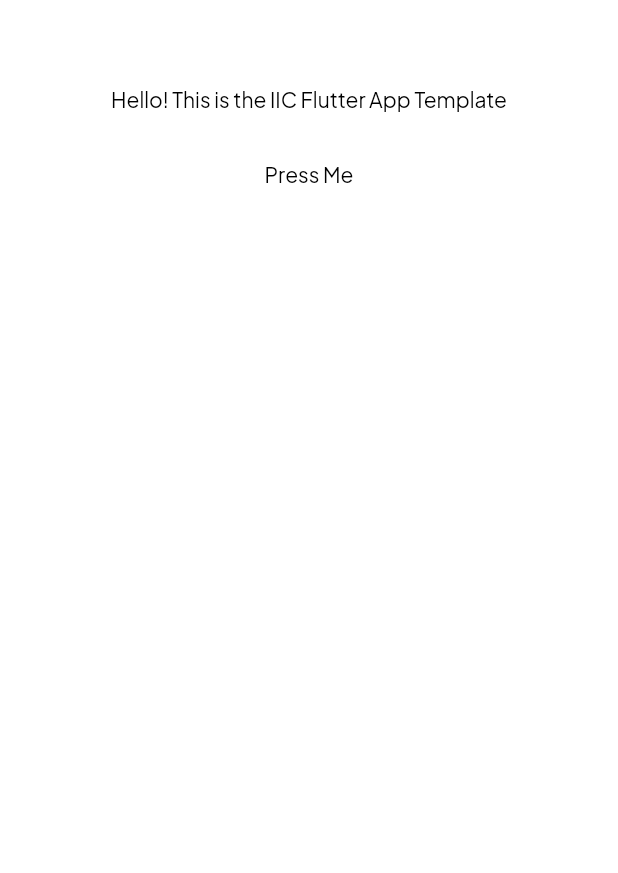
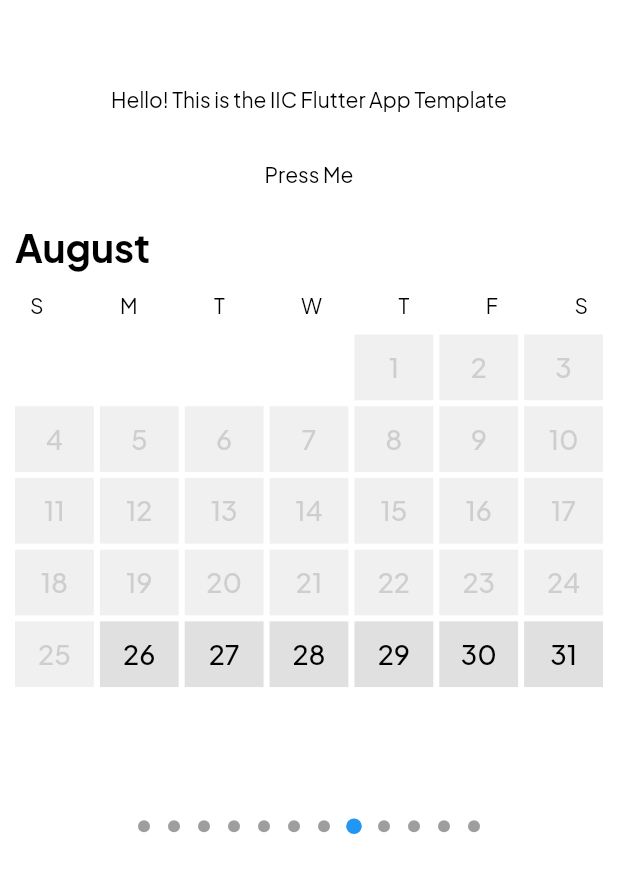
Before and after one commit to ifyouknow-youknow/nothing-bagel-app-template, a Flutter app: the screen it shows after launch, on a phone screen of 412 x 824 dp. Shown: the top 873 px of the screen. Run offline on Flutter 3.47's test engine with Material 3 defaults, Android fonts, the phone set to English and light mode, and no system bars; drawn by our look-alikes of smooth_page_indicator; our stand-ins replace cloud_firestore, firebase_auth, firebase_core, firebase_messaging, firebase_storage, flutter_dotenv and 9 more; missing offline and left inert: mobile_scanner, record; accounts and stored records are empty.

Commit message:
calendar

```diff
--- a/lib/COMPONENTS/button_view.dart
+++ b/lib/COMPONENTS/button_view.dart
@@ -10,6 +10,7 @@ class ButtonView extends StatefulWidget {
   final double paddingRight;
   final double paddingBottom;
   final VoidCallback onPress;
+  final bool isDisabled;
 
   const ButtonView({
     super.key,
@@ -21,6 +22,7 @@ class ButtonView extends StatefulWidget {
     this.paddingRight = 0.0,
     this.paddingBottom = 0.0,
     required this.onPress,
+    this.isDisabled = false,
   });
 
   @override
@@ -31,21 +33,27 @@ class _ButtonViewState extends State<ButtonView> {
   double _opacity = 1.0;
 
   void _onTapDown(TapDownDetails details) {
+    if (!widget.isDisabled) {
       setState(() {
         _opacity = 0.6; // Reduce opacity on tap down
       });
     }
+  }
 
   void _onTapUp(TapUpDetails details) {
+    if (!widget.isDisabled) {
       setState(() {
         _opacity = 1.0; // Restore opacity on tap up
       });
     }
+  }
 
   void _onTapCancel() {
+    if (!widget.isDisabled) {
       setState(() {
         _opacity = 1.0; // Restore opacity if tap is cancelled
       });
+    }
   }
 
   @override
@@ -54,10 +62,12 @@ class _ButtonViewState extends State<ButtonView> {
       onTapDown: _onTapDown,
       onTapUp: _onTapUp,
       onTapCancel: _onTapCancel,
-      onTap: widget.onPress,
+      onTap: widget.isDisabled ? null : widget.onPress,
       child: AnimatedOpacity(
         duration: Duration(milliseconds: 100),
-        opacity: _opacity,
+        opacity: widget.isDisabled
+            ? 0.5
+            : _opacity, // Set opacity based on disabled state
         child: IntrinsicWidth(
           child: Container(
             decoration: BoxDecoration(
--- /dev/null
+++ b/lib/COMPONENTS/calendar_view.dart
@@ -0,0 +1,175 @@
+import 'package:flutter/material.dart';
+import 'package:smooth_page_indicator/smooth_page_indicator.dart';
+import 'package:iic_app_template_flutter/COMPONENTS/button_view.dart';
+import 'package:iic_app_template_flutter/COMPONENTS/padding_view.dart';
+import 'package:iic_app_template_flutter/COMPONENTS/text_view.dart';
+import 'package:iic_app_template_flutter/FUNCTIONS/colors.dart';
+import 'package:iic_app_template_flutter/FUNCTIONS/date.dart';
+
+class CalendarView extends StatefulWidget {
+  final Color backgroundColor;
+  final Function(DateTime) onTapDate;
+  final Set<DateTime> highlightedDates;
+  final Set<DateTime> disabledDates;
+  final bool startToday;
+  final Color selectedColor;
+  final Color selectedTextColor;
+
+  CalendarView({
+    super.key,
+    this.backgroundColor = Colors.black12,
+    required this.onTapDate,
+    List<DateTime>? highlightedDates,
+    List<DateTime>? disabledDates,
+    this.startToday = false,
+    this.selectedColor = Colors.black,
+    this.selectedTextColor = Colors.white,
+  })  : highlightedDates = Set.from(highlightedDates ?? []),
+        disabledDates = Set.from(disabledDates ?? []);
+
+  @override
+  State<CalendarView> createState() => _CalendarViewState();
+}
+
+class _CalendarViewState extends State<CalendarView> {
+  late final PageController _pageController;
+
+  @override
+  void initState() {
+    super.initState();
+    _pageController = PageController(
+      initialPage: _getInitialPage(),
+    );
+  }
+
+  int _getInitialPage() {
+    if (widget.startToday) {
+      final today = DateTime.now();
+      final currentYear = today.year;
+      if (currentYear == 2024) {
+        return getMonthsOfYear(currentYear).indexOf(getMonthName(today.month));
+      }
+    }
+    return 0; // Default to the first month
+  }
+
+  void onTappedDate(DateTime date) {
+    if (!widget.disabledDates.contains(date)) {
+      widget.onTapDate(date);
+    }
+  }
+
+  @override
+  Widget build(BuildContext context) {
+    return SizedBox(
+      height: 420,
+      child: Column(
+        children: [
+          Expanded(
+            child: PageView.builder(
+              controller: _pageController,
+              itemCount: getMonthsOfYear(2024).length,
+              itemBuilder: (context, index) {
+                final month = getMonthsOfYear(2024)[index];
+                int firstDayOfMonthWeekday =
+                    DateTime(2024, getMonthNum(month), 1).weekday;
+                int blankDays = firstDayOfMonthWeekday % 7;
+
+                return PaddingView(
+                  child: Column(
+                    crossAxisAlignment: CrossAxisAlignment.start,
+                    children: [
+                      TextView(
+                        text: month,
+                        weight: FontWeight.w700,
+                        size: 26,
+                      ),
+                      const PaddingView(
+                        child: Row(
+                          mainAxisAlignment: MainAxisAlignment.spaceBetween,
+                          children: [
+                            TextView(text: "S"),
+                            TextView(text: "M"),
+                            TextView(text: "T"),
+                            TextView(text: "W"),
+                            TextView(text: "T"),
+                            TextView(text: "F"),
+                            TextView(text: "S"),
+                          ],
+                        ),
+                      ),
+                      Expanded(
+                        child: GridView.builder(
+                          padding: EdgeInsets.all(0),
+                          itemCount: blankDays +
+                              getDaysOfMonth(getMonthNum(month), 2024).length,
+                          gridDelegate:
+                              const SliverGridDelegateWithFixedCrossAxisCount(
+                            crossAxisCount: 7,
+                            childAspectRatio: 1.2,
+                            mainAxisSpacing: 4,
+                            crossAxisSpacing: 4,
+                          ),
+                          itemBuilder: (context, gridIndex) {
+                            if (gridIndex < blankDays) {
+                              return const SizedBox.shrink();
+                            }
+                            final dayIndex = gridIndex - blankDays;
+                            final day = getDaysOfMonth(
+                                getMonthNum(month), 2024)[dayIndex];
+                            final date =
+                                DateTime(2024, getMonthNum(month), day);
+                            final isHighlighted =
+                                widget.highlightedDates.contains(date);
+                            final isDisabled =
+                                widget.disabledDates.contains(date) ||
+                                    (widget.startToday &&
+                                        date.isBefore(DateTime.now()));
+
+                            return ButtonView(
+                              isDisabled: isDisabled,
+                              backgroundColor: isHighlighted
+                                  ? widget.selectedColor
+                                  : widget.backgroundColor,
+                              onPress: () {
+                                onTappedDate(date);
+                              },
+                              child: Center(
+                                child: TextView(
+                                  text: day.toString(),
+                                  size: 18,
+                                  weight: FontWeight.w500,
+                                  color: isDisabled
+                                      ? Colors.grey
+                                      : isHighlighted
+                                          ? widget.selectedTextColor
+                                          : Colors.black,
+                                ),
+                              ),
+                            );
+                          },
+                        ),
+                      ),
+                    ],
+                  ),
+                );
+              },
+            ),
+          ),
+          SmoothPageIndicator(
+            controller: _pageController,
+            count: getMonthsOfYear(2024).length,
+            effect: const ScrollingDotsEffect(
+              dotWidth: 8,
+              dotHeight: 8,
+              activeDotScale: 1.5, // Controls the scale of the active dot
+              spacing: 12,
+              dotColor: Colors.grey,
+              activeDotColor: Colors.blue,
+            ),
+          )
+        ],
+      ),
+    );
+  }
+}
--- a/lib/FUNCTIONS/date.dart
+++ b/lib/FUNCTIONS/date.dart
@@ -42,6 +42,75 @@ bool checkLessDate(DateTime date, DateTime checkedDate) {
 
 DateTime createDate(int month, int day, int year) {
   return DateTime(year, month, day);
+}
+
+String getMonthName(int month) {
+  // List of month names in order
+  List<String> monthNames = [
+    'January',
+    'February',
+    'March',
+    'April',
+    'May',
+    'June',
+    'July',
+    'August',
+    'September',
+    'October',
+    'November',
+    'December'
+  ];
+
+  // Validate the input range
+  if (month < 1 || month > 12) {
+    throw ArgumentError('Month must be between 1 and 12.');
+  }
+
+  // Return the month name
+  return monthNames[month - 1];
+}
+
+int getMonthNum(String monthStr) {
+  switch (monthStr.toLowerCase()) {
+    case "january":
+      return 1;
+    case "february":
+      return 2;
+    case "march":
+      return 3;
+    case "april":
+      return 4;
+    case "may":
+      return 5;
+    case "june":
+      return 6;
+    case "july":
+      return 7;
+    case "august":
+      return 8;
+    case "september":
+      return 9;
+    case "october":
+      return 10;
+    case "november":
+      return 11;
+    case "december":
+      return 12;
+    default:
+      throw ArgumentError("Invalid month string: $monthStr");
+  }
+}
+
+List<String> getMonthsOfYear(int year) {
+  List<String> months = [];
+
+  for (int month = 1; month <= 12; month++) {
+    DateTime date = DateTime(year, month);
+    String monthName = getMonthName(date.month);
+    months.add(monthName);
+  }
+
+  return months;
 }
 
 List<int> getDaysOfMonth(int month, int year) {
--- a/lib/VIEWS/playground.dart
+++ b/lib/VIEWS/playground.dart
@@ -6,6 +6,7 @@ import 'package:google_maps_flutter/google_maps_flutter.dart';
 import 'package:iic_app_template_flutter/COMPONENTS/accordion_view.dart';
 import 'package:iic_app_template_flutter/COMPONENTS/blur_view.dart';
 import 'package:iic_app_template_flutter/COMPONENTS/button_view.dart';
+import 'package:iic_app_template_flutter/COMPONENTS/calendar_view.dart';
 import 'package:iic_app_template_flutter/COMPONENTS/checkbox_view.dart';
 import 'package:iic_app_template_flutter/COMPONENTS/dropdown_view.dart';
 import 'package:iic_app_template_flutter/COMPONENTS/fade_view.dart';
@@ -63,7 +64,18 @@ class _PlaygroundViewState extends State<PlaygroundView> {
           ),
           onPress: () {
             function_ScanQRCode(context);
-          })
+          }),
+      const SizedBox(
+        height: 10,
+      ),
+      CalendarView(
+        onTapDate: (date) {
+          print(date);
+        },
+        disabledDates: [DateTime(2024, 8, 10)],
+        highlightedDates: [DateTime(2024, 9, 12)],
+        startToday: true,
+      ),
     ]);
   }
 }
```
Lines whose indentation alone changed are shown as unchanged.
